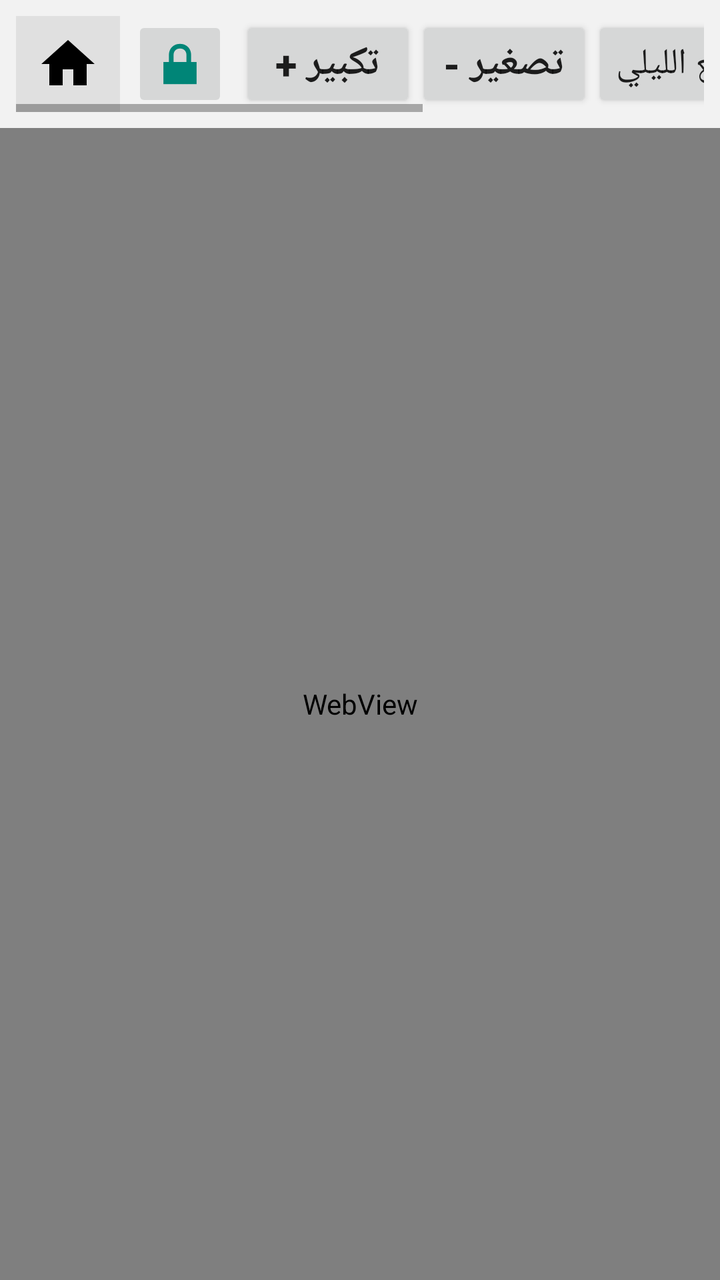
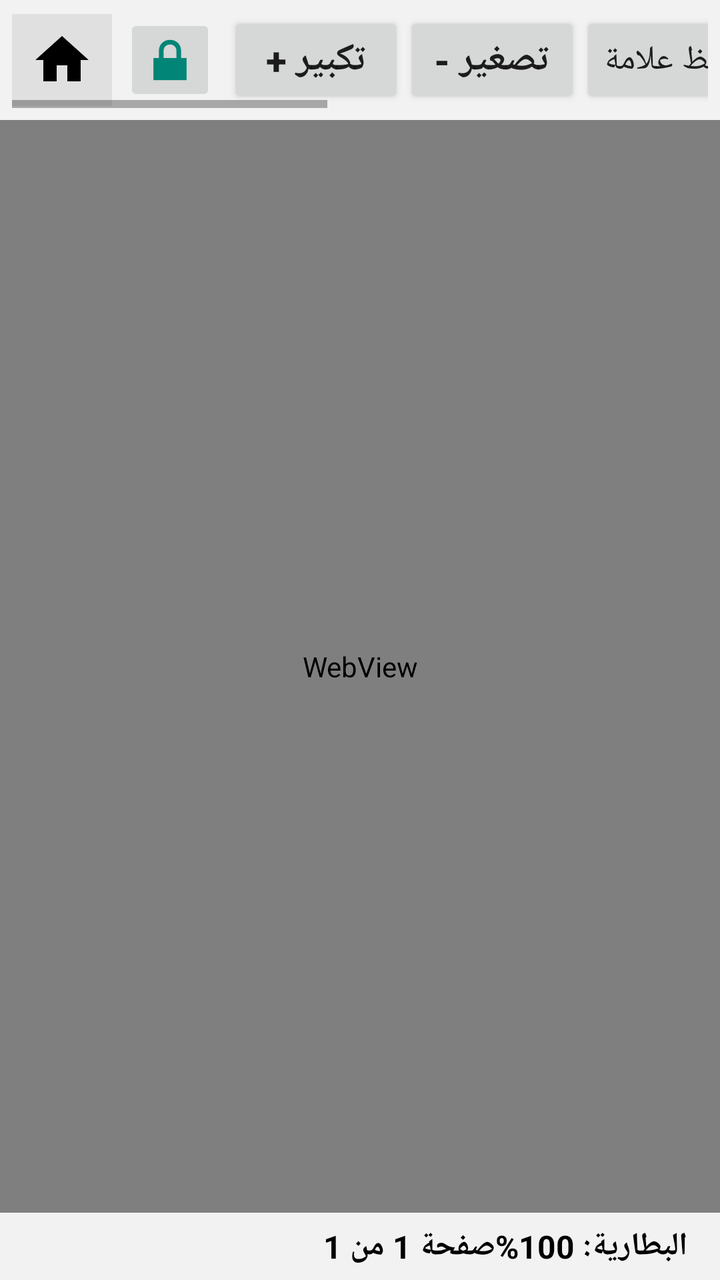

Screens rendered from an Android XML layout before and after an edit, with the pre-edit source and the edit as a unified diff.
<!-- AndroidManifest.xml: application theme Theme.AppCompat.Light.NoActionBar -->
<!-- res/layout/activity_reader_main.xml -->
<?xml version="1.0" encoding="utf-8"?>
<LinearLayout xmlns:android="http://schemas.android.com/apk/res/android"
    android:layout_width="match_parent"
    android:layout_height="match_parent"
    android:orientation="vertical"
    android:background="#FFFFFF">

    <HorizontalScrollView
        android:layout_width="match_parent"
        android:layout_height="wrap_content"
        android:background="#F2F2F2"
        android:padding="8dp">

        <LinearLayout
            android:layout_width="wrap_content"
            android:layout_height="wrap_content"
            android:orientation="horizontal"
            android:gravity="center_vertical">

            <ImageButton
                android:id="@+id/btnHomeLauncher"
                android:layout_width="52dp"
                android:layout_height="48dp"
                android:src="@drawable/ic_home_black"
                android:background="#E0E0E0"
                android:contentDescription="الصفحة الرئيسية" />

            <ImageButton
                android:id="@+id/btnReaderLock"
                android:layout_width="48dp"
                android:layout_height="48dp"
                android:layout_marginStart="6dp"
                android:src="@android:drawable/ic_lock_lock"
                android:contentDescription="قفل الإعدادات" />

            <Button
                android:id="@+id/btnZoomIn"
                android:layout_width="wrap_content"
                android:layout_height="wrap_content"
                android:layout_marginStart="6dp"
                android:text="تكبير +"
                android:textSize="20sp"
                android:textStyle="bold" />

            <Button
                android:id="@+id/btnZoomOut"
                android:layout_width="wrap_content"
                android:layout_height="wrap_content"
                android:text="تصغير -"
                android:textSize="20sp"
                android:textStyle="bold" />

            <Button
                android:id="@+id/btnPrevPage"
                android:layout_width="wrap_content"
                android:layout_height="wrap_content"
                android:text="السابق"
                android:textSize="18sp"
                android:visibility="gone" />

            <Button
                android:id="@+id/btnNextPage"
                android:layout_width="wrap_content"
                android:layout_height="wrap_content"
                android:text="التالي"
                android:textSize="18sp"
                android:visibility="gone" />

            <Button
                android:id="@+id/btnDarkMode"
                android:layout_width="wrap_content"
                android:layout_height="wrap_content"
                android:text="الوضع الليلي"
                android:textSize="18sp" />

            <Button
                android:id="@+id/btnLineSpacing"
                android:layout_width="wrap_content"
                android:layout_height="wrap_content"
                android:text="تباعد الأسطر"
                android:textSize="18sp" />

            <Button
                android:id="@+id/btnSpeak"
                android:layout_width="wrap_content"
                android:layout_height="wrap_content"
                android:text="قراءة صوتية"
                android:textSize="18sp" />
        </LinearLayout>
    </HorizontalScrollView>

    <WebView
        android:id="@+id/epubWebView"
        android:layout_width="match_parent"
        android:layout_height="match_parent" />

    <ScrollView
        android:id="@+id/pdfScrollView"
        android:layout_width="match_parent"
        android:layout_height="match_parent"
        android:visibility="gone">
        <ImageView
            android:id="@+id/pdfImageView"
            android:layout_width="match_parent"
            android:layout_height="wrap_content"
            android:adjustViewBounds="true"
            android:scaleType="fitCenter" />
    </ScrollView>
</LinearLayout>
<!-- resources referenced by this layout -->
<resources>
  <!-- drawable ic_home_black (drawable) -->
  <?xml version="1.0" encoding="utf-8"?>
  <vector xmlns:android="http://schemas.android.com/apk/res/android"
      android:width="32dp"
      android:height="32dp"
      android:viewportWidth="24"
      android:viewportHeight="24">
      <path
          android:fillColor="#000000"
          android:pathData="M10,20v-6h4v6h5v-8h3L12,3 2,12h3v8z"/>
  </vector>
</resources>

<!-- the commit's change to res/layout/activity_reader_main.xml (unified diff, before → after) -->
@@ -9,7 +9,7 @@
         android:layout_width="match_parent"
         android:layout_height="wrap_content"
         android:background="#F2F2F2"
-        android:padding="8dp">
+        android:padding="6dp">
 
         <LinearLayout
             android:layout_width="wrap_content"
@@ -19,16 +19,16 @@
 
             <ImageButton
                 android:id="@+id/btnHomeLauncher"
-                android:layout_width="52dp"
-                android:layout_height="48dp"
+                android:layout_width="50dp"
+                android:layout_height="46dp"
                 android:src="@drawable/ic_home_black"
                 android:background="#E0E0E0"
                 android:contentDescription="الصفحة الرئيسية" />
 
             <ImageButton
                 android:id="@+id/btnReaderLock"
-                android:layout_width="48dp"
-                android:layout_height="48dp"
+                android:layout_width="46dp"
+                android:layout_height="46dp"
                 android:layout_marginStart="6dp"
                 android:src="@android:drawable/ic_lock_lock"
                 android:contentDescription="قفل الإعدادات" />
@@ -39,7 +39,7 @@
                 android:layout_height="wrap_content"
                 android:layout_marginStart="6dp"
                 android:text="تكبير +"
-                android:textSize="20sp"
+                android:textSize="19sp"
                 android:textStyle="bold" />
 
             <Button
@@ -47,63 +47,107 @@
                 android:layout_width="wrap_content"
                 android:layout_height="wrap_content"
                 android:text="تصغير -"
-                android:textSize="20sp"
+                android:textSize="19sp"
                 android:textStyle="bold" />
 
             <Button
-                android:id="@+id/btnPrevPage"
+                android:id="@+id/btnSaveBookmark"
                 android:layout_width="wrap_content"
                 android:layout_height="wrap_content"
-                android:text="السابق"
-                android:textSize="18sp"
-                android:visibility="gone" />
+                android:text="حفظ علامة"
+                android:textSize="17sp" />
 
             <Button
-                android:id="@+id/btnNextPage"
+                android:id="@+id/btnGotoBookmark"
                 android:layout_width="wrap_content"
                 android:layout_height="wrap_content"
-                android:text="التالي"
-                android:textSize="18sp"
-                android:visibility="gone" />
+                android:text="الذهاب للعلامة"
+                android:textSize="17sp" />
 
             <Button
                 android:id="@+id/btnDarkMode"
                 android:layout_width="wrap_content"
                 android:layout_height="wrap_content"
                 android:text="الوضع الليلي"
-                android:textSize="18sp" />
+                android:textSize="17sp" />
 
             <Button
                 android:id="@+id/btnLineSpacing"
                 android:layout_width="wrap_content"
                 android:layout_height="wrap_content"
                 android:text="تباعد الأسطر"
-                android:textSize="18sp" />
+                android:textSize="17sp" />
 
             <Button
                 android:id="@+id/btnSpeak"
                 android:layout_width="wrap_content"
                 android:layout_height="wrap_content"
                 android:text="قراءة صوتية"
-                android:textSize="18sp" />
+                android:textSize="17sp" />
         </LinearLayout>
     </HorizontalScrollView>
 
-    <WebView
-        android:id="@+id/epubWebView"
+    
+    <FrameLayout
         android:layout_width="match_parent"
-        android:layout_height="match_parent" />
+        android:layout_height="0dp"
+        android:layout_weight="1">
 
-    <ScrollView
-        android:id="@+id/pdfScrollView"
-        android:layout_width="match_parent"
-        android:layout_height="match_parent"
-        android:visibility="gone">
+        <WebView
+            android:id="@+id/epubWebView"
+            android:layout_width="match_parent"
+            android:layout_height="match_parent" />
+
         <ImageView
             android:id="@+id/pdfImageView"
             android:layout_width="match_parent"
+            android:layout_height="match_parent"
+            android:scaleType="fitCenter"
+            android:visibility="gone" />
+
+        
+        <View
+            android:id="@+id/touchZoneRight"
+            android:layout_width="90dp"
+            android:layout_height="match_parent"
+            android:layout_gravity="end"
+            android:background="@android:color/transparent" />
+
+        
+        <View
+            android:id="@+id/touchZoneLeft"
+            android:layout_width="90dp"
+            android:layout_height="match_parent"
+            android:layout_gravity="start"
+            android:background="@android:color/transparent" />
+    </FrameLayout>
+
+    
+    <LinearLayout
+        android:layout_width="match_parent"
+        android:layout_height="wrap_content"
+        android:orientation="horizontal"
+        android:background="#F2F2F2"
+        android:paddingHorizontal="16dp"
+        android:paddingVertical="6dp">
+
+        <TextView
+            android:id="@+id/tvPageStatus"
+            android:layout_width="0dp"
             android:layout_height="wrap_content"
-            android:adjustViewBounds="true"
-            android:scaleType="fitCenter" />
-    </ScrollView>
+            android:layout_weight="1"
+            android:text="صفحة 1 من 1"
+            android:textColor="#000000"
+            android:textSize="16sp"
+            android:textStyle="bold" />
+
+        <TextView
+            android:id="@+id/tvBatteryStatus"
+            android:layout_width="wrap_content"
+            android:layout_height="wrap_content"
+            android:text="البطارية: 100%"
+            android:textColor="#000000"
+            android:textSize="16sp"
+            android:textStyle="bold" />
+    </LinearLayout>
 </LinearLayout>
